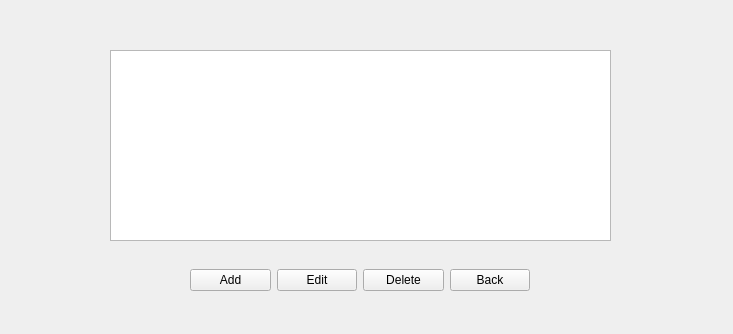
Qt form app/ProfileListPage.ui (JunYYZ/comp3004) before a commit.
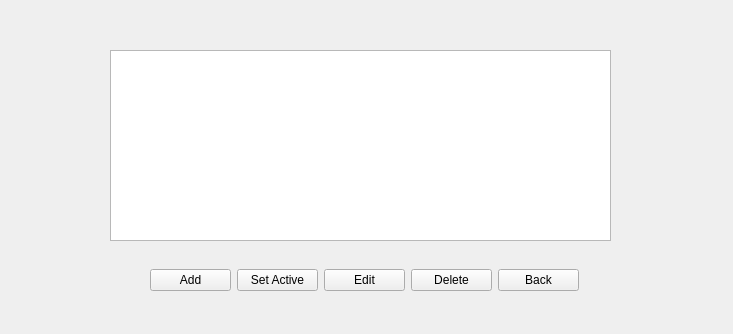
The same form after that commit.

Commit message: Added active btn to profilelist, and profile to status bar

```diff
--- a/app/ProfileListPage.ui
+++ b/app/ProfileListPage.ui
@@ -26,9 +26,9 @@
   <widget class="QWidget" name="horizontalLayoutWidget">
    <property name="geometry">
     <rect>
-     <x>190</x>
+     <x>150</x>
      <y>240</y>
-     <width>340</width>
+     <width>429</width>
      <height>80</height>
     </rect>
    </property>
@@ -40,6 +40,13 @@
       </property>
      </widget>
     </item>
+    <item>
+     <widget class="QPushButton" name="btnActive">
+      <property name="text">
+       <string>Set Active</string>
+      </property>
+     </widget>
+    </item>
     <item>
      <widget class="QPushButton" name="btnEdit">
       <property name="text">
```
The commit also changes 17 other files.
